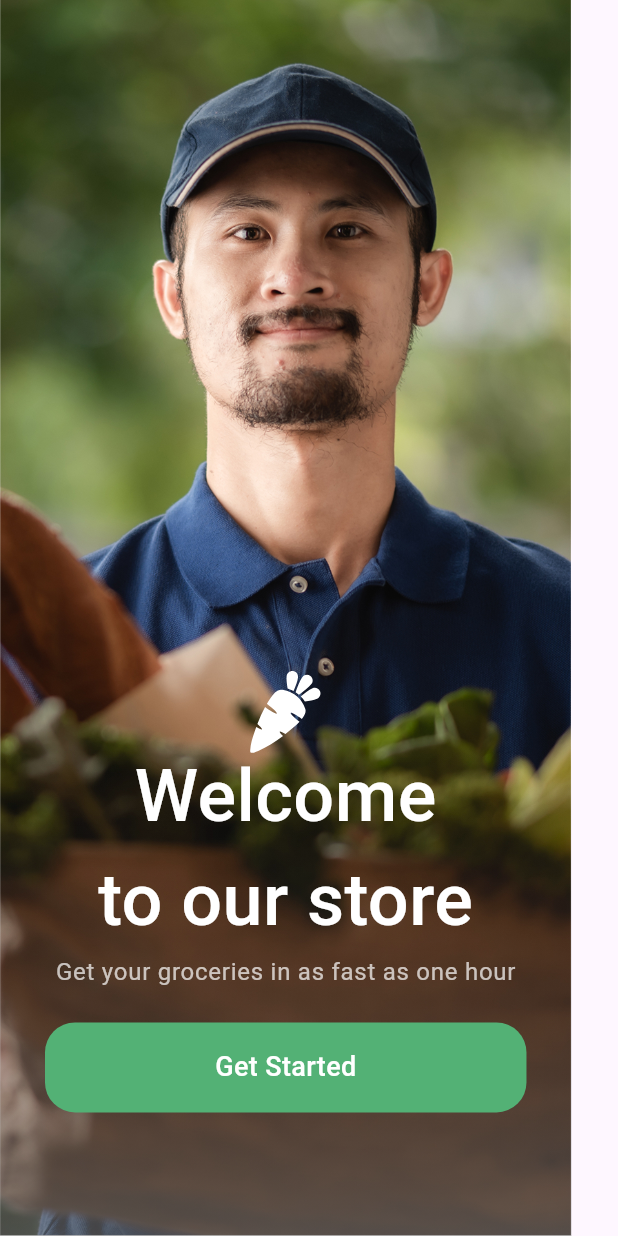
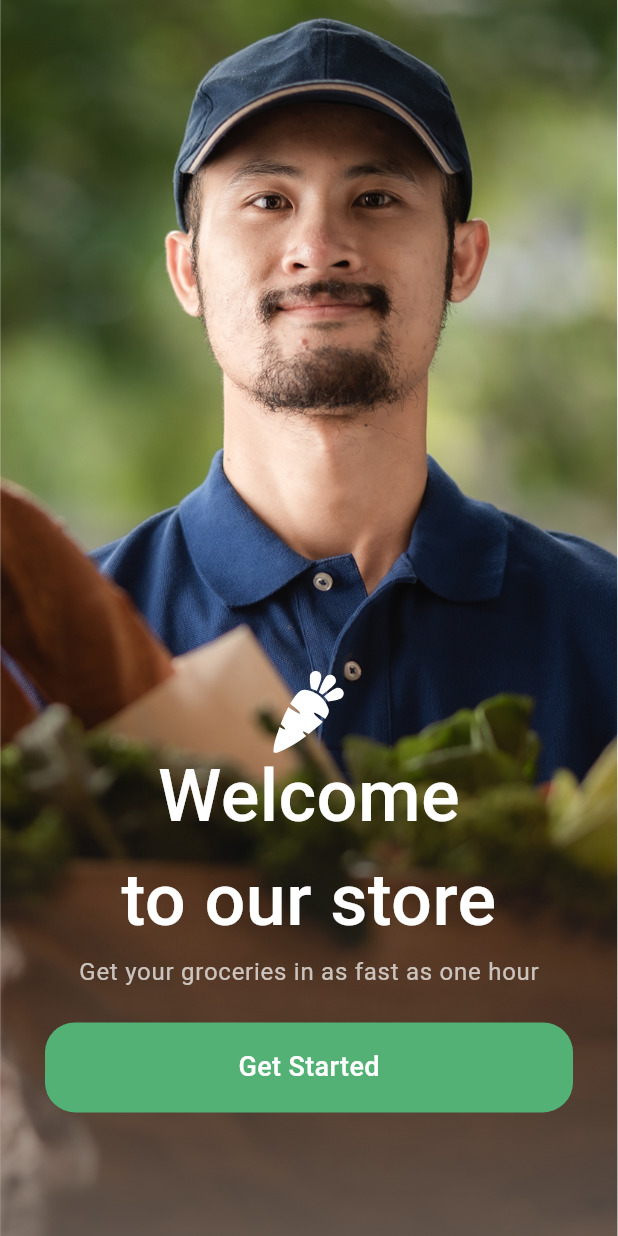
Before and after one commit to lagman5006/online_groceries_market, a Flutter app: the screen it shows after launch, on a phone screen of 412 x 824 dp. Run offline on Flutter 3.47's test engine with Material 3 defaults, Android fonts, the phone set to English and light mode, and no system bars; our stand-ins replace flutter_svg; Roboto replaces fonts that are missing (Gilroy-Bold, Gilroy-Medium, Gilroy-Regular).

```diff
--- a/lib/screens/onboarding_screen.dart
+++ b/lib/screens/onboarding_screen.dart
@@ -1,6 +1,7 @@
 import 'package:flutter/cupertino.dart';
 import 'package:flutter/material.dart';
 import 'package:flutter_svg/svg.dart';
+import 'package:online_groceries_market/extensions/context_ext.dart';
 import 'package:online_groceries_market/screens/login_screen.dart';
 
 class OnboardingScreen extends StatelessWidget {
@@ -8,21 +9,24 @@ class OnboardingScreen extends StatelessWidget {
 
   @override
   Widget build(BuildContext context) {
-    final width = MediaQuery.of(context).size.width;
-    final height = MediaQuery.of(context).size.height;
-
     return Scaffold(
       body: Stack(
         alignment: Alignment.center,
         children: [
-          Image.asset("assets/images/azizbek.jpg"),
+          Image.asset(
+            "assets/images/azizbek.jpg",
+            width: context.getScreenWidth(),
+            height: context.getScreenHeight(),
+            fit: BoxFit.cover,
+          ),
+
           Positioned(
             bottom: 0,
             left: 0,
             right: 0,
             child: Container(
               width: double.infinity,
-              height: height * 0.4,
+              height: context.getScreenHeight() * 0.4,
               decoration: BoxDecoration(
                 gradient: LinearGradient(
                   begin: Alignment.topCenter,
@@ -36,16 +40,17 @@ class OnboardingScreen extends StatelessWidget {
             ),
           ),
           Positioned(
-            bottom: height * 0.39,
+            bottom: context.getScreenHeight() * 0.39,
             child: SvgPicture.asset(
               "assets/svgs/logo.svg",
               width: 48,
               height: 56,
             ),
           ),
+
           Positioned(
-            bottom: height * 0.23,
-            width: width * 0.62,
+            bottom: context.getScreenHeight() * 0.23,
+            width: context.getScreenWidth() * 0.62,
             child: Text(
               textAlign: TextAlign.center,
               "Welcome to our store",
@@ -58,7 +63,7 @@ class OnboardingScreen extends StatelessWidget {
             ),
           ),
           Positioned(
-            bottom: height * 0.2,
+            bottom: context.getScreenHeight() * 0.2,
             child: Text(
               textAlign: TextAlign.center,
               "Get your groceries in as fast as one hour",
@@ -71,7 +76,7 @@ class OnboardingScreen extends StatelessWidget {
             ),
           ),
           Positioned(
-            bottom: height * 0.1,
+            bottom: context.getScreenHeight() * 0.1,
             left: 30,
             right: 30,
             child: GestureDetector(
```
Also changed, not shown: lib/extensions/context_ext.dart (added, +11 -0 lines), lib/screens/login_screen.dart (+94 -1 lines), assets/images/flag.jpg (added), assets/images/login_1.jpg (added), assets/svgs/flag.svg (added), assets/svgs/google.svg (added), assets/svgs/meta.svg (added).
